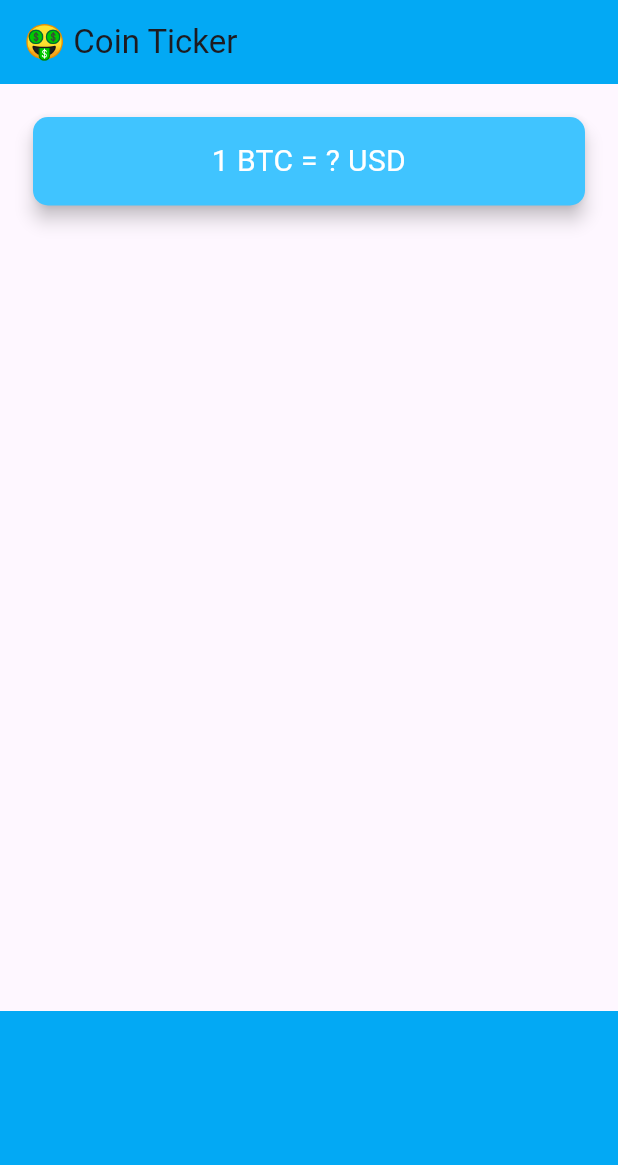
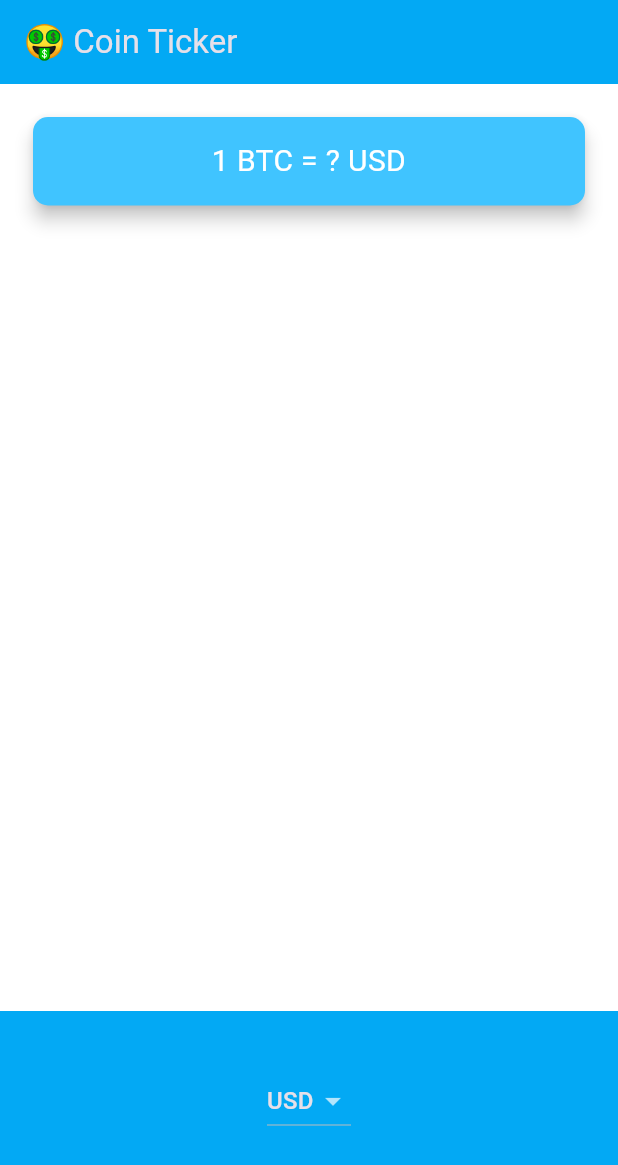
Before and after one commit to gokmentas/bitcoin-ticker, a Flutter app: the screen it shows after launch, on a phone screen of 412 x 824 dp. Shown: the top 1165 px of the screen. Run offline on Flutter 3.47's test engine with Material 3 defaults, Android fonts, the phone set to English and light mode, and no system bars.

```diff
--- a/lib/main.dart
+++ b/lib/main.dart
@@ -11,6 +11,7 @@ class MyApp extends StatelessWidget {
   @override
   Widget build(BuildContext context) {
     return MaterialApp(
+      theme: ThemeData.dark().copyWith(scaffoldBackgroundColor: Colors.white),
       home: PriceScreen(),
     );
   }
--- a/lib/price_screen.dart
+++ b/lib/price_screen.dart
@@ -1,4 +1,5 @@
 import 'package:flutter/material.dart';
+import 'coin_data.dart';
 
 class PriceScreen extends StatefulWidget {
   const PriceScreen({super.key});
@@ -8,6 +9,8 @@ class PriceScreen extends StatefulWidget {
 }
 
 class _PriceScreenState extends State<PriceScreen> {
+  late String selectedCurrency = "USD";
+
   @override
   Widget build(BuildContext context) {
     return Scaffold(
@@ -45,7 +48,28 @@ class _PriceScreenState extends State<PriceScreen> {
             alignment: Alignment.center,
             padding: EdgeInsets.only(bottom: 30),
             color: Colors.lightBlue,
-            child: null,
+            child: DropdownButton<String>(
+              value: selectedCurrency,
+              items: [
+                DropdownMenuItem(
+                  child: Text("USD"),
+                  value: "USD",
+                ),
+                DropdownMenuItem(
+                  child: Text("EUR"),
+                  value: "EUR",
+                ),
+                DropdownMenuItem(
+                  child: Text("GPD"),
+                  value: "GPD",
+                ),
+              ],
+              onChanged: (value) {
+                setState(() {
+                  selectedCurrency = value!;
+                });
+              },
+            ),
           ),
         ],
       ),
```
